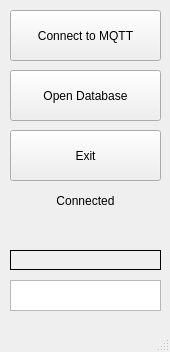
Before: the Qt Designer form mainwindow.ui in EmperorNick/RFID-Database, drawn with Qt 5.
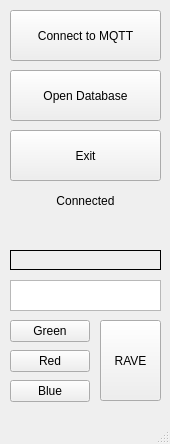
After: the same form once the commit is applied.

Commit message: Code Changes: Colour shows on button press

```diff
--- a/mainwindow.ui
+++ b/mainwindow.ui
@@ -7,7 +7,7 @@
     <x>0</x>
     <y>0</y>
     <width>170</width>
-    <height>352</height>
+    <height>444</height>
    </rect>
   </property>
   <property name="windowTitle">
@@ -123,6 +123,58 @@
      </rect>
     </property>
    </widget>
+   <widget class="QPushButton" name="redButton">
+    <property name="geometry">
+     <rect>
+      <x>10</x>
+      <y>320</y>
+      <width>80</width>
+      <height>22</height>
+     </rect>
+    </property>
+    <property name="text">
+     <string>Green</string>
+    </property>
+   </widget>
+   <widget class="QPushButton" name="blueButton">
+    <property name="geometry">
+     <rect>
+      <x>10</x>
+      <y>350</y>
+      <width>80</width>
+      <height>22</height>
+     </rect>
+    </property>
+    <property name="text">
+     <string>Red</string>
+    </property>
+   </widget>
+   <widget class="QPushButton" name="greenButton">
+    <property name="geometry">
+     <rect>
+      <x>10</x>
+      <y>380</y>
+      <width>80</width>
+      <height>22</height>
+     </rect>
+    </property>
+    <property name="text">
+     <string>Blue</string>
+    </property>
+   </widget>
+   <widget class="QPushButton" name="raveButton">
+    <property name="geometry">
+     <rect>
+      <x>100</x>
+      <y>320</y>
+      <width>61</width>
+      <height>81</height>
+     </rect>
+    </property>
+    <property name="text">
+     <string>RAVE</string>
+    </property>
+   </widget>
   </widget>
   <widget class="QMenuBar" name="menubar">
    <property name="geometry">
```
The commit also changes 8 other files.
